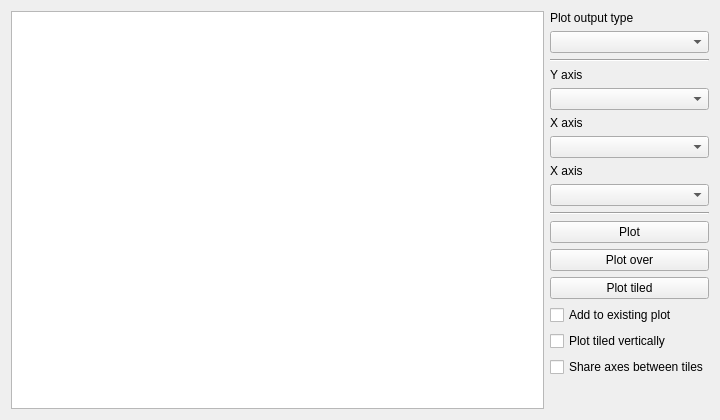
Above: qt/scientific_interfaces/ISISReflectometry/GUI/Plotting/view/PlottingWidget.ui from mantidproject/mantid before the change. Below: the same form after it.
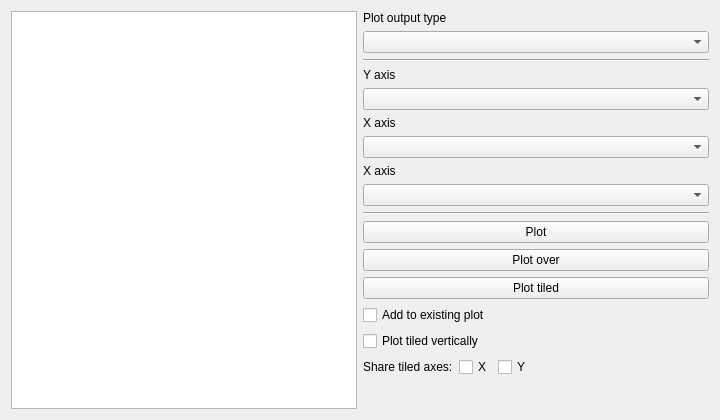
That is the form after the change. Custom widgets are drawn as their Qt base class.

Commit message: seperate shared axes tiled boxes

```diff
--- a/qt/scientific_interfaces/ISISReflectometry/GUI/Plotting/view/PlottingWidget.ui
+++ b/qt/scientific_interfaces/ISISReflectometry/GUI/Plotting/view/PlottingWidget.ui
@@ -113,14 +113,48 @@
       </widget>
      </item>
      <item>
-      <widget class="QCheckBox" name="shareAxesWhenTiled">
-       <property name="toolTip">
-        <string>Share X and Y axes with the top-left tiled plot when their respective units match</string>
-       </property>
-       <property name="text">
-        <string>Share axes between tiles</string>
-       </property>
-      </widget>
+      <layout class="QHBoxLayout" name="shareAxesWhenTiledLayout">
+       <item>
+        <widget class="QLabel" name="shareAxesWhenTiledLabel">
+         <property name="text">
+          <string>Share tiled axes:</string>
+         </property>
+        </widget>
+       </item>
+       <item>
+        <widget class="QCheckBox" name="shareXAxisWhenTiled">
+         <property name="toolTip">
+          <string>Share X axes with the top-left tiled plot when their units match</string>
+         </property>
+         <property name="text">
+          <string>X</string>
+         </property>
+        </widget>
+       </item>
+       <item>
+        <widget class="QCheckBox" name="shareYAxisWhenTiled">
+         <property name="toolTip">
+          <string>Share Y axes with the top-left tiled plot when their units match</string>
+         </property>
+         <property name="text">
+          <string>Y</string>
+         </property>
+        </widget>
+       </item>
+       <item>
+        <spacer name="shareAxesWhenTiledSpacer">
+         <property name="orientation">
+          <enum>Qt::Horizontal</enum>
+         </property>
+         <property name="sizeHint" stdset="0">
+          <size>
+           <width>40</width>
+           <height>20</height>
+          </size>
+         </property>
+        </spacer>
+       </item>
+      </layout>
      </item>
      <item>
       <spacer name="verticalSpacer">
```
The commit also changes 11 other files.
